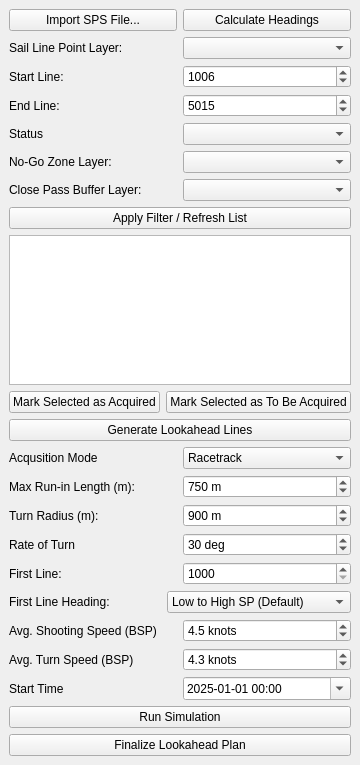
The window that obn_planner_dockwidget_base.ui (aldien03/OBN_Source_Planner_QGIS_Plugin) describes before a commit, drawn with Qt 5.
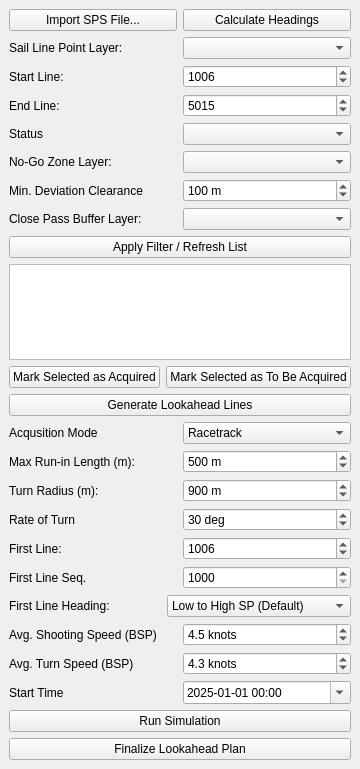
The same window after the commit.

Commit message: before deviation debugging

```diff
--- a/obn_planner_dockwidget_base.ui
+++ b/obn_planner_dockwidget_base.ui
@@ -7,7 +7,7 @@
     <x>0</x>
     <y>0</y>
     <width>324</width>
-    <height>765</height>
+    <height>769</height>
    </rect>
   </property>
   <property name="windowTitle">
@@ -126,6 +126,33 @@
       </item>
      </layout>
     </item>
+    <item>
+     <layout class="QHBoxLayout" name="horizontalLayout_19">
+      <item>
+       <widget class="QLabel" name="label_17">
+        <property name="text">
+         <string>Min. Deviation Clearance</string>
+        </property>
+       </widget>
+      </item>
+      <item>
+       <widget class="QDoubleSpinBox" name="deviationClearanceDoubleSpinBox">
+        <property name="suffix">
+         <string> m</string>
+        </property>
+        <property name="decimals">
+         <number>0</number>
+        </property>
+        <property name="maximum">
+         <double>500.000000000000000</double>
+        </property>
+        <property name="value">
+         <double>100.000000000000000</double>
+        </property>
+       </widget>
+      </item>
+     </layout>
+    </item>
     <item>
      <layout class="QHBoxLayout" name="horizontalLayout_6">
       <item>
@@ -228,7 +255,7 @@
          <double>50.000000000000000</double>
         </property>
         <property name="value">
-         <double>750.000000000000000</double>
+         <double>500.000000000000000</double>
         </property>
        </widget>
       </item>
@@ -305,6 +332,30 @@
       </item>
       <item>
        <widget class="QSpinBox" name="firstLineSpinBox">
+        <property name="minimum">
+         <number>1000</number>
+        </property>
+        <property name="maximum">
+         <number>9999</number>
+        </property>
+        <property name="value">
+         <number>1006</number>
+        </property>
+       </widget>
+      </item>
+     </layout>
+    </item>
+    <item>
+     <layout class="QHBoxLayout" name="horizontalLayout_9">
+      <item>
+       <widget class="QLabel" name="label_16">
+        <property name="text">
+         <string>First Line Seq.</string>
+        </property>
+       </widget>
+      </item>
+      <item>
+       <widget class="QSpinBox" name="firstSeqComboBox">
         <property name="minimum">
          <number>1000</number>
         </property>
```
The commit also changes 9 other files.
